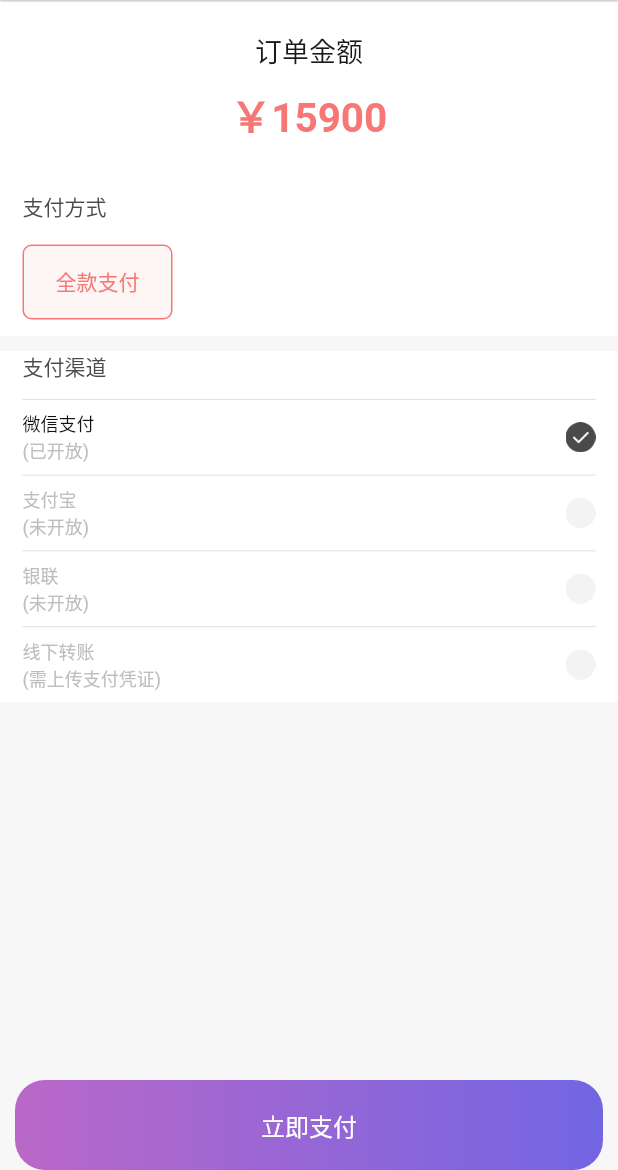
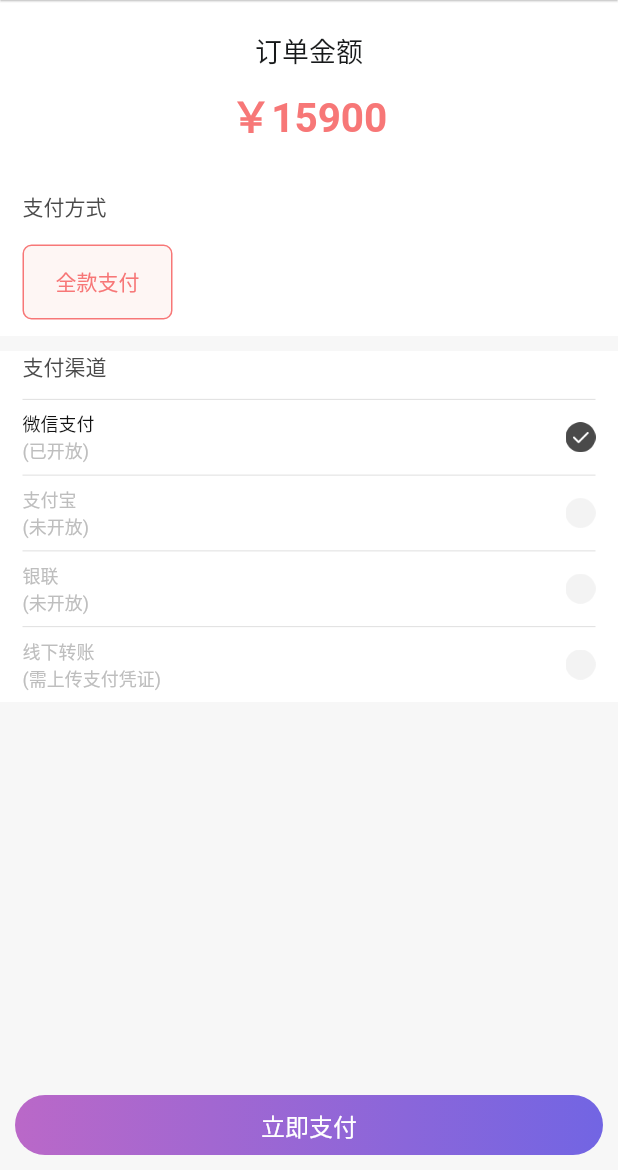
Before and after one commit to xieyezi/flutter-shopping-AiRi, a Flutter app: the PayPage screen opened directly, on a phone screen of 412 x 824 dp, the part 66-1236 px from its top. Run offline on Flutter 3.47's test engine with Material 2 defaults, Android fonts, the phone set to English and light mode, and no system bars; drawn by our look-alikes of oktoast, pull_to_refresh; our stand-ins replace cached_network_image, convert, dio, flutter_screenutil, flutter_swiper, shared_preferences and 3 more; missing offline and left inert: flutter_splash_screen, underline_indicator; accounts and stored records are empty; network calls fail.

Commit message:
feat：确认订单按钮样式更改，商品详情对话框圆角修复

```diff
--- a/lib/components/bottom_button.dart
+++ b/lib/components/bottom_button.dart
@@ -16,13 +16,13 @@ class BottomButton extends StatelessWidget {
           left: 10,
           right: 10,
         ),
-        height: 60,
+        height: 40,
         decoration: BoxDecoration(
           gradient: LinearGradient(
             //背景径向渐变
             colors: [AppColors.buttonLine1, AppColors.buttonLine2],
           ),
-          borderRadius: BorderRadius.circular(20.0),
+          borderRadius: BorderRadius.circular(40.0),
         ),
         child: Center(
           child: Text(
--- a/lib/pages/detail/components/specifications.dart
+++ b/lib/pages/detail/components/specifications.dart
@@ -235,7 +235,7 @@ class Specifications extends StatelessWidget {
           Positioned(
             left: 0,
             right: 0,
-            bottom: 0,
+            bottom: 10,
             child: BottomButton(
               text: '确定',
               handleOk: () => Navigator.pop(context),
@@ -315,7 +315,7 @@ class Specifications extends StatelessWidget {
         isScrollControlled: true,
         elevation: 10,
         shape: RoundedRectangleBorder(
-          borderRadius: BorderRadius.circular(15),
+          borderRadius: BorderRadius.vertical(top: Radius.circular(30)),
         ),
         builder: (BuildContext context) {
           return _buildDialog(context);
--- a/lib/pages/order_detail/order_detail_page.dart
+++ b/lib/pages/order_detail/order_detail_page.dart
@@ -107,7 +107,7 @@ class OrderDetailContainer extends StatelessWidget {
           Positioned(
             left: 0,
             right: 0,
-            bottom: 0,
+            bottom: 10,
             child: BottomButton(
               text: '去支付',
               handleOk: () => MyNavigator.push(PayPage(orderId: "id")),
--- a/lib/pages/pay/pay_page.dart
+++ b/lib/pages/pay/pay_page.dart
@@ -82,7 +82,7 @@ class PayPageContainer extends StatelessWidget {
           Positioned(
             left: 0,
             right: 0,
-            bottom: 0,
+            bottom: 10,
             child: BottomButton(
               text: '立即支付',
               handleOk: () => _showSuccessDialog(context),
```
